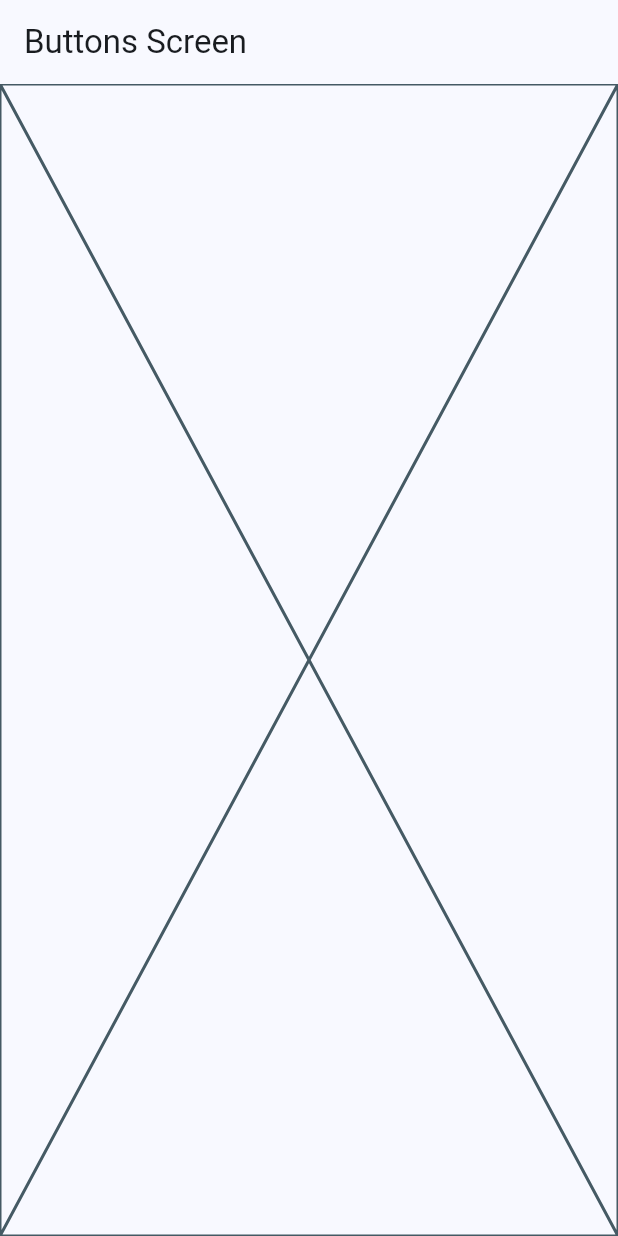
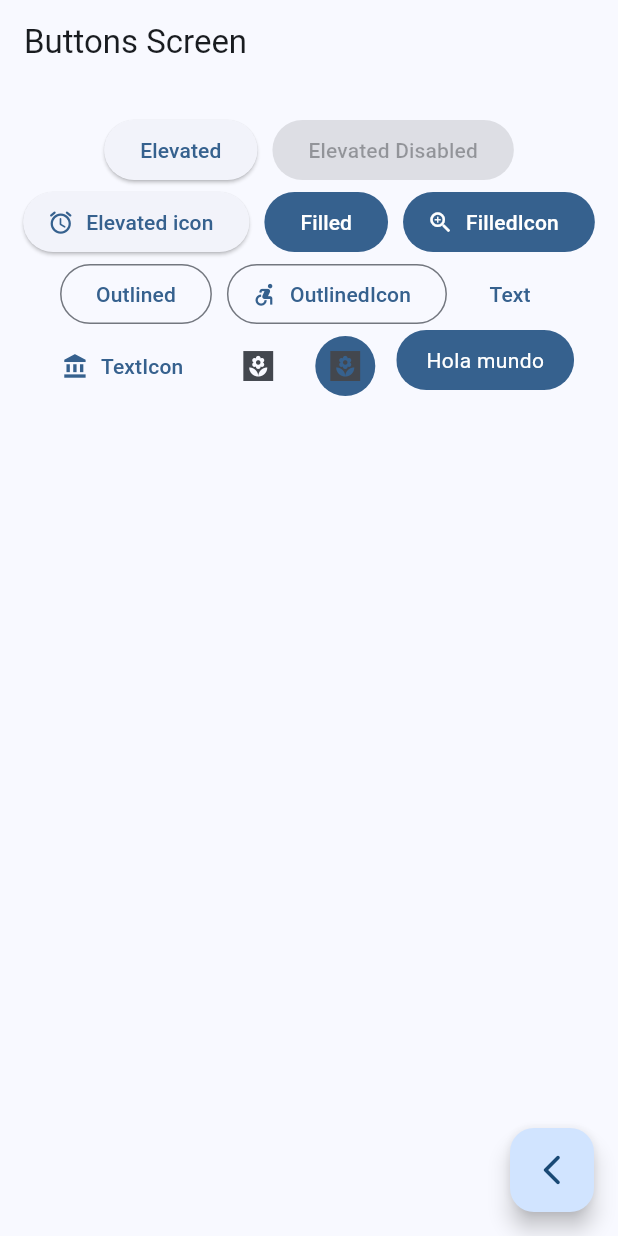
Before and after one commit to Tanamachii/widgetsapp_flutter, a Flutter app: the ButtonScreen screen opened by its route, on a phone screen of 412 x 824 dp. Run offline on Flutter 3.47's test engine with Material 3 defaults, Android fonts, the phone set to English and light mode, and no system bars; our stand-ins replace go_router.

Commit message:
feat: button screen terminada

```diff
--- a/lib/presentation/screens/buttons/buttons_screen.dart
+++ b/lib/presentation/screens/buttons/buttons_screen.dart
@@ -1,4 +1,5 @@
 import 'package:flutter/material.dart';
+import 'package:go_router/go_router.dart';
 
 class ButtonScreen extends StatelessWidget {
   static const String name = 'buttons_screen';
@@ -11,7 +12,92 @@ class ButtonScreen extends StatelessWidget {
       appBar: AppBar(
         title: const Text("Buttons Screen"),
       ),
-      body: const Placeholder(),
+      body: const _ButtonsView(),
+      floatingActionButton: FloatingActionButton(
+        child: const Icon(Icons.arrow_back_ios_new_rounded),
+        onPressed: () {
+          context.pop();
+        },
+      ),
     );
   }
 }
+
+class _ButtonsView extends StatelessWidget {
+  const _ButtonsView();
+
+  @override
+  Widget build(BuildContext context) {
+    final colors = Theme.of(context).colorScheme;
+
+    return SizedBox(
+      width: double.infinity,
+      child: Padding(
+        padding: const EdgeInsets.symmetric(horizontal: 10, vertical: 20),
+        child: Wrap(
+          spacing: 10,
+          alignment: WrapAlignment.center,
+          children: [
+            ElevatedButton(onPressed: () {}, child: const Text('Elevated')),
+            const ElevatedButton(
+                onPressed: null, child: Text('Elevated Disabled')),
+            ElevatedButton.icon(
+                onPressed: () {},
+                icon: const Icon(Icons.access_alarm_rounded),
+                label: const Text('Elevated icon')),
+            FilledButton(onPressed: () {}, child: const Text('Filled')),
+            FilledButton.icon(
+              onPressed: () {},
+              icon: const Icon(Icons.zoom_in_sharp),
+              label: const Text('FilledIcon'),
+            ),
+            OutlinedButton(onPressed: () {}, child: const Text('Outlined')),
+            OutlinedButton.icon(
+              onPressed: () {},
+              icon: const Icon(Icons.accessible_forward),
+              label: const Text('OutlinedIcon'),
+            ),
+            TextButton(onPressed: () {}, child: const Text('Text')),
+            TextButton.icon(
+              onPressed: () {},
+              icon: const Icon(Icons.account_balance_sharp),
+              label: const Text('TextIcon'),
+            ),
+            IconButton(onPressed: () {}, icon: const Icon(Icons.yard_sharp)),
+            IconButton(
+              onPressed: () {},
+              icon: const Icon(Icons.yard_sharp),
+              style: ButtonStyle(
+                  backgroundColor: MaterialStatePropertyAll(colors.primary)),
+            ),
+            const CustomButton(),
+          ],
+        ),
+      ),
+    );
+  }
+}
+
+class CustomButton extends StatelessWidget {
+  const CustomButton({super.key});
+
+  @override
+  Widget build(BuildContext context) {
+    final colors = Theme.of(context).colorScheme;
+    return ClipRRect(
+      borderRadius: BorderRadius.circular(20),
+      child: Material(
+        color: colors.primary,
+        child: InkWell(
+          onTap: () {},
+          child: const Padding(
+              padding: EdgeInsets.symmetric(vertical: 10, horizontal: 20),
+              child: Text(
+                'Hola mundo',
+                style: TextStyle(color: Colors.white),
+              )),
+        ),
+      ),
+    );
+  }
+}
```
